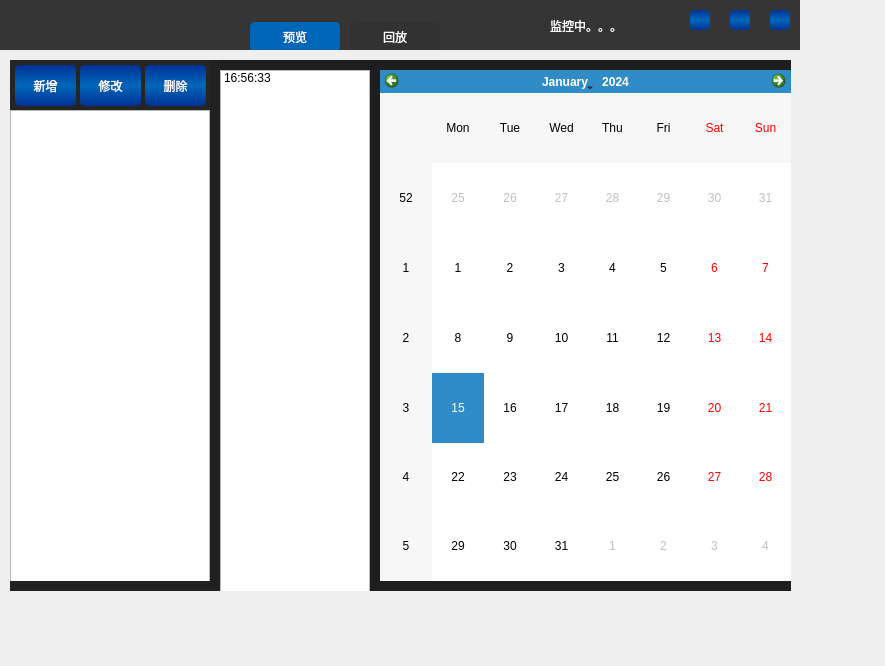
This is code/XCJ/xviewer02/ui/xviewer.ui in WONGZEONJYU/Audio_and-_Video_Note as Qt 5 draws it before an edit. The edited form follows.
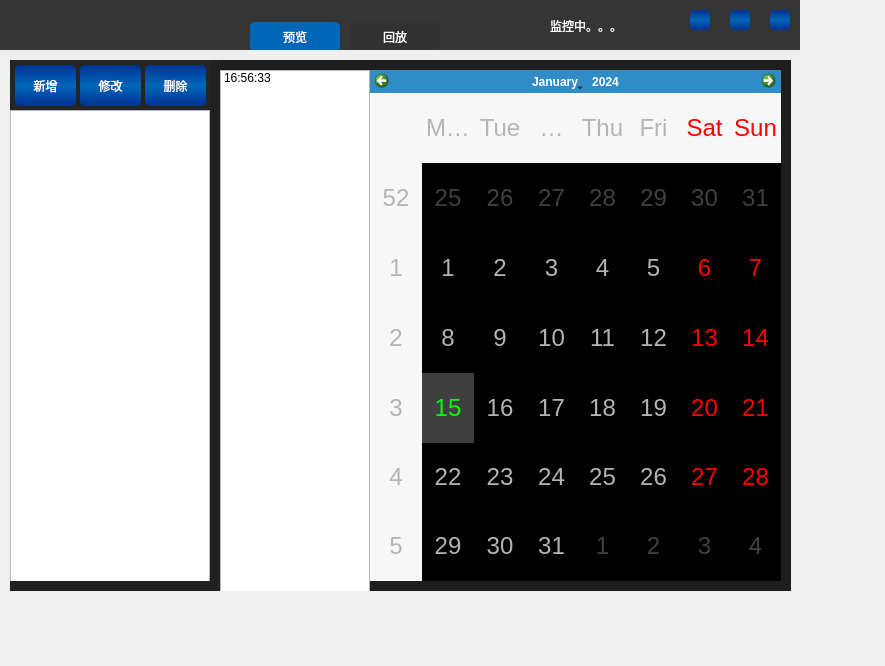
This is the edited form. Icons and pictures are not drawn. Custom widgets are drawn as their Qt base class.

Diff of the .ui file:
```diff
--- a/code/XCJ/xviewer02/ui/xviewer.ui
+++ b/code/XCJ/xviewer02/ui/xviewer.ui
@@ -368,12 +368,26 @@
     <widget class="XCalendarWidget" name="cal">
      <property name="geometry">
       <rect>
-       <x>160</x>
+       <x>150</x>
        <y>0</y>
        <width>411</width>
        <height>511</height>
       </rect>
      </property>
+     <property name="styleSheet">
+      <string notr="true">/* normal days */
+QCalendarWidget QAbstractItemView:enabled 
+{
+    font-size:24px;  
+    color: rgb(180, 180, 180);  
+    background-color: black;  
+    selection-background-color: rgb(64, 64, 64); 
+    selection-color: rgb(0, 255, 0); 
+}
+ 
+/* days in other months */
+QCalendarWidget QAbstractItemView:disabled { color: rgb(64, 64, 64); }</string>
+     </property>
     </widget>
     <widget class="QListWidget" name="time_list">
      <property name="geometry">
```
